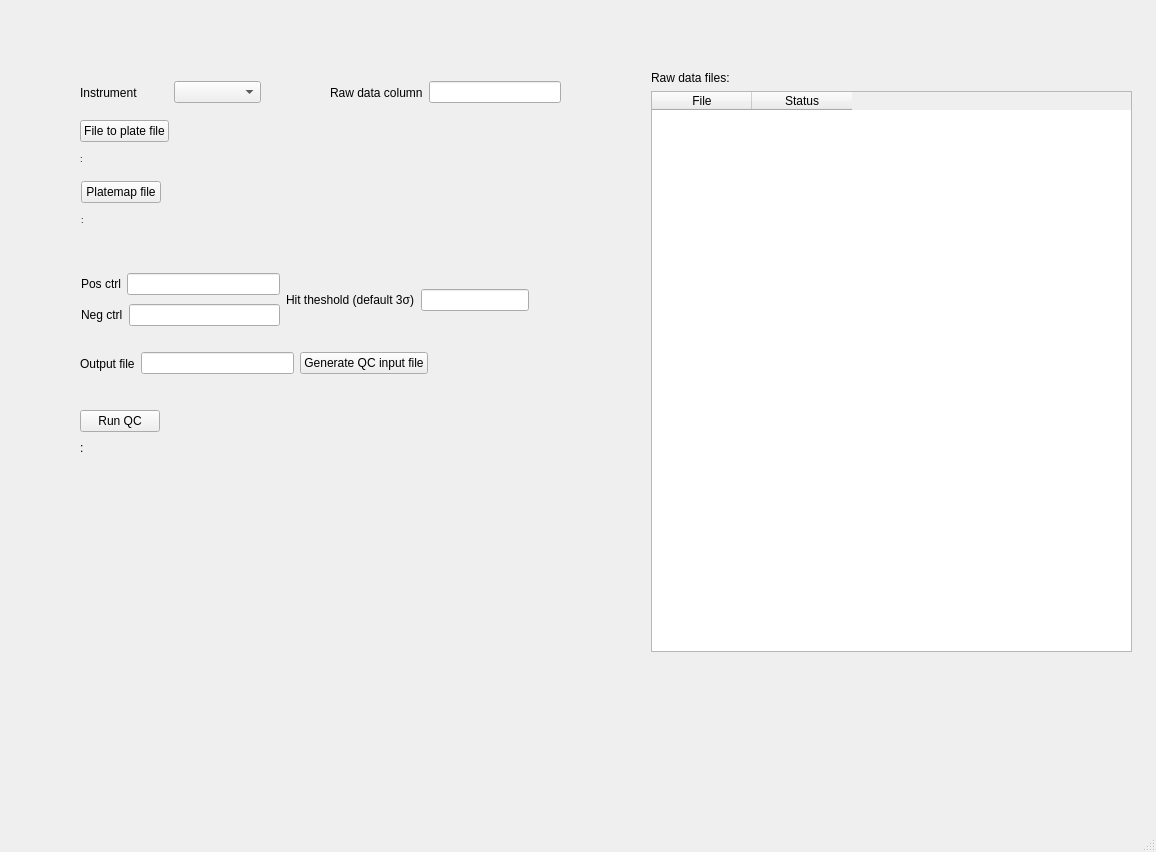
Before: the Qt Designer form frontend/assets/sp.ui in dahlbma/assayLoader, drawn with Qt 5.
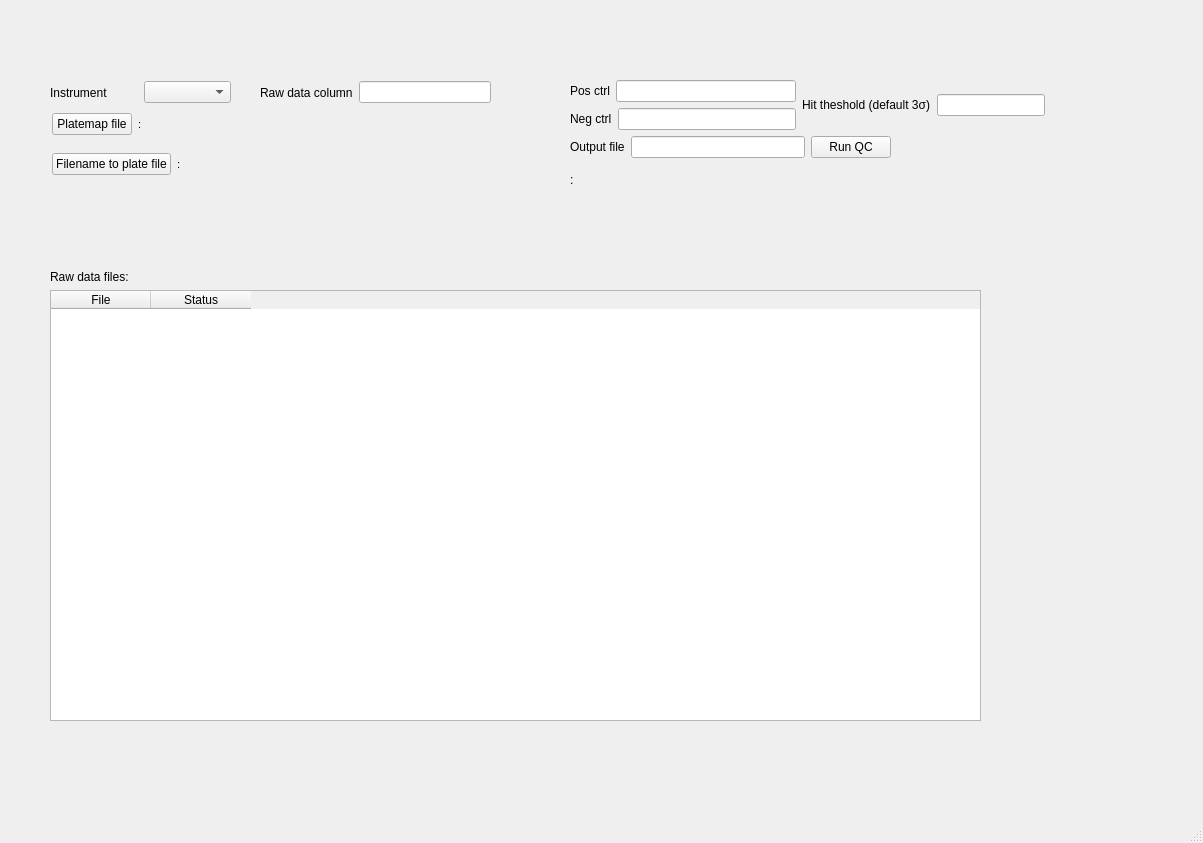
After: the same form once the commit is applied.

```diff
--- a/frontend/assets/sp.ui
+++ b/frontend/assets/sp.ui
@@ -6,8 +6,8 @@
    <rect>
     <x>0</x>
     <y>0</y>
-    <width>1156</width>
-    <height>852</height>
+    <width>1203</width>
+    <height>843</height>
    </rect>
   </property>
   <property name="windowTitle">
@@ -17,7 +17,7 @@
    <widget class="QWidget" name="layoutWidget">
     <property name="geometry">
      <rect>
-      <x>330</x>
+      <x>260</x>
       <y>80</y>
       <width>231</width>
       <height>25</height>
@@ -39,7 +39,7 @@
    <widget class="QWidget" name="layoutWidget">
     <property name="geometry">
      <rect>
-      <x>80</x>
+      <x>50</x>
       <y>80</y>
       <width>181</width>
       <height>25</height>
@@ -61,182 +61,10 @@
    <widget class="QWidget" name="layoutWidget">
     <property name="geometry">
      <rect>
-      <x>80</x>
-      <y>120</y>
-      <width>491</width>
-      <height>48</height>
-     </rect>
-    </property>
-    <layout class="QVBoxLayout" name="verticalLayout_3">
-     <item>
-      <layout class="QHBoxLayout" name="horizontalLayout_3">
-       <item>
-        <widget class="QPushButton" name="fileToPlateMap_btn">
-         <property name="text">
-          <string>File to plate file</string>
-         </property>
-        </widget>
-       </item>
-       <item>
-        <spacer name="horizontalSpacer">
-         <property name="orientation">
-          <enum>Qt::Horizontal</enum>
-         </property>
-         <property name="sizeHint" stdset="0">
-          <size>
-           <width>40</width>
-           <height>20</height>
-          </size>
-         </property>
-        </spacer>
-       </item>
-      </layout>
-     </item>
-     <item>
-      <widget class="QLabel" name="fileToPlate_lab">
-       <property name="font">
-        <font>
-         <pointsize>7</pointsize>
-        </font>
-       </property>
-       <property name="text">
-        <string>:</string>
-       </property>
-      </widget>
-     </item>
-    </layout>
-   </widget>
-   <widget class="QWidget" name="layoutWidget">
-    <property name="geometry">
-     <rect>
-      <x>81</x>
-      <y>181</y>
-      <width>491</width>
-      <height>48</height>
-     </rect>
-    </property>
-    <layout class="QVBoxLayout" name="verticalLayout_2">
-     <item>
-      <layout class="QHBoxLayout" name="horizontalLayout_6">
-       <item>
-        <widget class="QPushButton" name="platemapFile_btn">
-         <property name="text">
-          <string>Platemap file</string>
-         </property>
-        </widget>
-       </item>
-       <item>
-        <spacer name="horizontalSpacer_2">
-         <property name="orientation">
-          <enum>Qt::Horizontal</enum>
-         </property>
-         <property name="sizeHint" stdset="0">
-          <size>
-           <width>40</width>
-           <height>20</height>
-          </size>
-         </property>
-        </spacer>
-       </item>
-      </layout>
-     </item>
-     <item>
-      <widget class="QLabel" name="platemapFile_lab">
-       <property name="font">
-        <font>
-         <pointsize>7</pointsize>
-        </font>
-       </property>
-       <property name="text">
-        <string>:</string>
-       </property>
-      </widget>
-     </item>
-    </layout>
-   </widget>
-   <widget class="QWidget" name="layoutWidget">
-    <property name="geometry">
-     <rect>
-      <x>80</x>
-      <y>350</y>
-      <width>348</width>
-      <height>27</height>
-     </rect>
-    </property>
-    <layout class="QHBoxLayout" name="horizontalLayout_8">
-     <item>
-      <layout class="QHBoxLayout" name="horizontalLayout_7">
-       <item>
-        <widget class="QLabel" name="label_7">
-         <property name="text">
-          <string>Output file</string>
-         </property>
-        </widget>
-       </item>
-       <item>
-        <widget class="QLineEdit" name="outputFile_eb"/>
-       </item>
-      </layout>
-     </item>
-     <item>
-      <widget class="QPushButton" name="generateQCinput_btn">
-       <property name="text">
-        <string>Generate QC input file</string>
-       </property>
-      </widget>
-     </item>
-    </layout>
-   </widget>
-   <widget class="QWidget" name="layoutWidget">
-    <property name="geometry">
-     <rect>
-      <x>80</x>
-      <y>410</y>
-      <width>511</width>
-      <height>48</height>
-     </rect>
-    </property>
-    <layout class="QVBoxLayout" name="verticalLayout_5">
-     <item>
-      <layout class="QHBoxLayout" name="horizontalLayout_9">
-       <item>
-        <widget class="QPushButton" name="runQc_btn">
-         <property name="text">
-          <string>Run QC</string>
-         </property>
-        </widget>
-       </item>
-       <item>
-        <spacer name="horizontalSpacer_3">
-         <property name="orientation">
-          <enum>Qt::Horizontal</enum>
-         </property>
-         <property name="sizeHint" stdset="0">
-          <size>
-           <width>40</width>
-           <height>20</height>
-          </size>
-         </property>
-        </spacer>
-       </item>
-      </layout>
-     </item>
-     <item>
-      <widget class="QLabel" name="outputFile_lab">
-       <property name="text">
-        <string>:</string>
-       </property>
-      </widget>
-     </item>
-    </layout>
-   </widget>
-   <widget class="QWidget" name="layoutWidget">
-    <property name="geometry">
-     <rect>
-      <x>651</x>
-      <y>71</y>
-      <width>481</width>
-      <height>581</height>
+      <x>50</x>
+      <y>270</y>
+      <width>931</width>
+      <height>451</height>
      </rect>
     </property>
     <layout class="QVBoxLayout" name="verticalLayout_4">
@@ -263,66 +91,207 @@
      </item>
     </layout>
    </widget>
-   <widget class="QWidget" name="layoutWidget">
+   <widget class="QWidget" name="">
     <property name="geometry">
      <rect>
-      <x>81</x>
-      <y>270</y>
-      <width>448</width>
-      <height>60</height>
+      <x>52</x>
+      <y>112</y>
+      <width>441</width>
+      <height>25</height>
      </rect>
     </property>
-    <layout class="QHBoxLayout" name="horizontalLayout_12">
+    <layout class="QHBoxLayout" name="horizontalLayout_6">
      <item>
-      <layout class="QVBoxLayout" name="verticalLayout">
+      <widget class="QPushButton" name="platemapFile_btn">
+       <property name="text">
+        <string>Platemap file</string>
+       </property>
+      </widget>
+     </item>
+     <item>
+      <widget class="QLabel" name="platemapFile_lab">
+       <property name="font">
+        <font>
+         <pointsize>8</pointsize>
+        </font>
+       </property>
+       <property name="text">
+        <string>:</string>
+       </property>
+      </widget>
+     </item>
+     <item>
+      <spacer name="horizontalSpacer_2">
+       <property name="orientation">
+        <enum>Qt::Horizontal</enum>
+       </property>
+       <property name="sizeHint" stdset="0">
+        <size>
+         <width>40</width>
+         <height>20</height>
+        </size>
+       </property>
+      </spacer>
+     </item>
+    </layout>
+   </widget>
+   <widget class="QWidget" name="">
+    <property name="geometry">
+     <rect>
+      <x>52</x>
+      <y>152</y>
+      <width>441</width>
+      <height>25</height>
+     </rect>
+    </property>
+    <layout class="QHBoxLayout" name="horizontalLayout_3">
+     <item>
+      <widget class="QPushButton" name="fileToPlateMap_btn">
+       <property name="text">
+        <string>Filename to plate file</string>
+       </property>
+      </widget>
+     </item>
+     <item>
+      <widget class="QLabel" name="fileToPlate_lab">
+       <property name="font">
+        <font>
+         <pointsize>8</pointsize>
+        </font>
+       </property>
+       <property name="text">
+        <string>:</string>
+       </property>
+      </widget>
+     </item>
+     <item>
+      <spacer name="horizontalSpacer">
+       <property name="orientation">
+        <enum>Qt::Horizontal</enum>
+       </property>
+       <property name="sizeHint" stdset="0">
+        <size>
+         <width>40</width>
+         <height>20</height>
+        </size>
+       </property>
+      </spacer>
+     </item>
+    </layout>
+   </widget>
+   <widget class="QWidget" name="">
+    <property name="geometry">
+     <rect>
+      <x>570</x>
+      <y>80</y>
+      <width>475</width>
+      <height>116</height>
+     </rect>
+    </property>
+    <layout class="QVBoxLayout" name="verticalLayout_2">
+     <item>
+      <layout class="QHBoxLayout" name="horizontalLayout_12">
        <item>
-        <layout class="QHBoxLayout" name="horizontalLayout_4">
+        <layout class="QVBoxLayout" name="verticalLayout">
          <item>
-          <widget class="QLabel" name="label_4">
-           <property name="text">
-            <string>Pos ctrl</string>
-           </property>
-          </widget>
+          <layout class="QHBoxLayout" name="horizontalLayout_4">
+           <item>
+            <widget class="QLabel" name="label_4">
+             <property name="text">
+              <string>Pos ctrl</string>
+             </property>
+            </widget>
+           </item>
+           <item>
+            <widget class="QLineEdit" name="posCtrl_eb"/>
+           </item>
+          </layout>
          </item>
          <item>
-          <widget class="QLineEdit" name="posCtrl_eb"/>
+          <layout class="QHBoxLayout" name="horizontalLayout_5">
+           <item>
+            <widget class="QLabel" name="label_5">
+             <property name="text">
+              <string>Neg ctrl</string>
+             </property>
+            </widget>
+           </item>
+           <item>
+            <widget class="QLineEdit" name="negCtrl_eb"/>
+           </item>
+          </layout>
          </item>
         </layout>
        </item>
        <item>
-        <layout class="QHBoxLayout" name="horizontalLayout_5">
+        <layout class="QHBoxLayout" name="horizontalLayout_11">
          <item>
-          <widget class="QLabel" name="label_5">
+          <widget class="QLabel" name="label_6">
            <property name="text">
-            <string>Neg ctrl</string>
+            <string>Hit theshold (default 3σ)</string>
            </property>
           </widget>
          </item>
          <item>
-          <widget class="QLineEdit" name="negCtrl_eb"/>
+          <layout class="QHBoxLayout" name="horizontalLayout_10">
+           <item>
+            <widget class="QLineEdit" name="hitThreshold_eb"/>
+           </item>
+          </layout>
          </item>
         </layout>
        </item>
       </layout>
      </item>
      <item>
-      <layout class="QHBoxLayout" name="horizontalLayout_11">
+      <layout class="QHBoxLayout" name="horizontalLayout_9">
        <item>
-        <widget class="QLabel" name="label_6">
-         <property name="text">
-          <string>Hit theshold (default 3σ)</string>
-         </property>
-        </widget>
+        <layout class="QHBoxLayout" name="horizontalLayout_7">
+         <item>
+          <widget class="QLabel" name="label_7">
+           <property name="text">
+            <string>Output file</string>
+           </property>
+          </widget>
+         </item>
+         <item>
+          <widget class="QLineEdit" name="outputFile_eb"/>
+         </item>
+        </layout>
        </item>
        <item>
-        <layout class="QHBoxLayout" name="horizontalLayout_10">
+        <layout class="QHBoxLayout" name="horizontalLayout_8">
          <item>
-          <widget class="QLineEdit" name="hitThreshold_eb"/>
+          <widget class="QPushButton" name="runQc_btn">
+           <property name="text">
+            <string>Run QC</string>
+           </property>
+          </widget>
          </item>
+         <item>
+          <spacer name="horizontalSpacer_3">
+           <property name="orientation">
+            <enum>Qt::Horizontal</enum>
+           </property>
+           <property name="sizeHint" stdset="0">
+            <size>
+             <width>40</width>
+             <height>20</height>
+            </size>
+           </property>
+          </spacer>
+         </item>
         </layout>
        </item>
       </layout>
      </item>
+     <item>
+      <widget class="QLabel" name="qcInputFile_lab">
+       <property name="text">
+        <string>:</string>
+       </property>
+      </widget>
+     </item>
     </layout>
    </widget>
   </widget>
```
Left out of the diff: 4 changed lines with no effect on the pictures.
